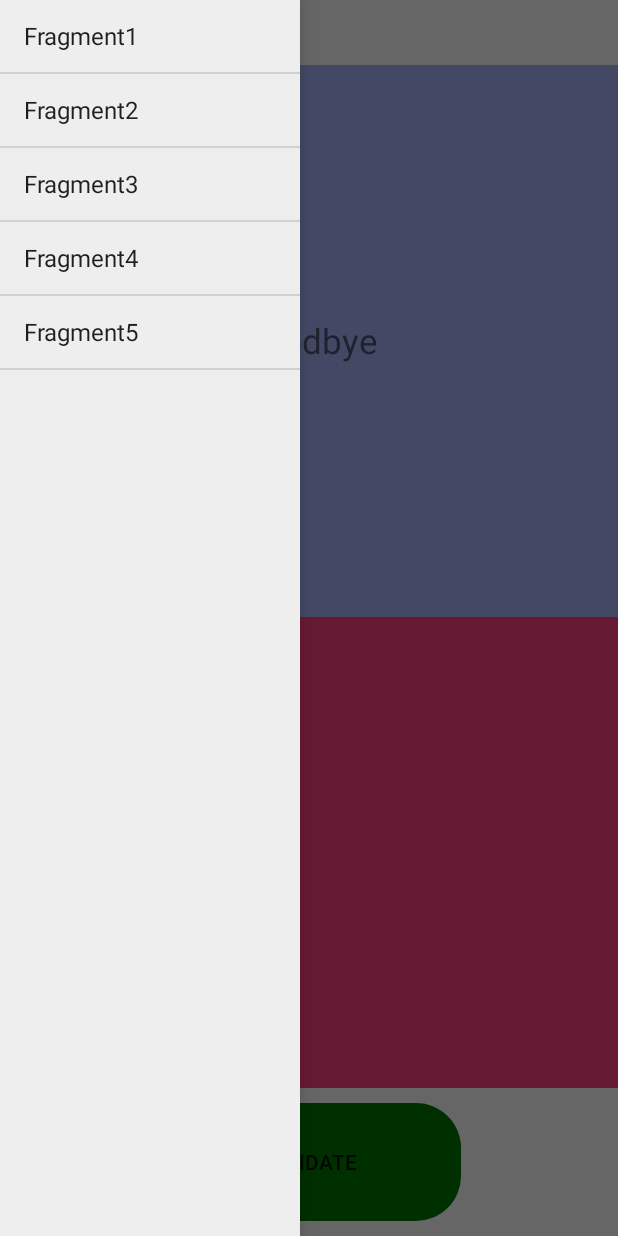
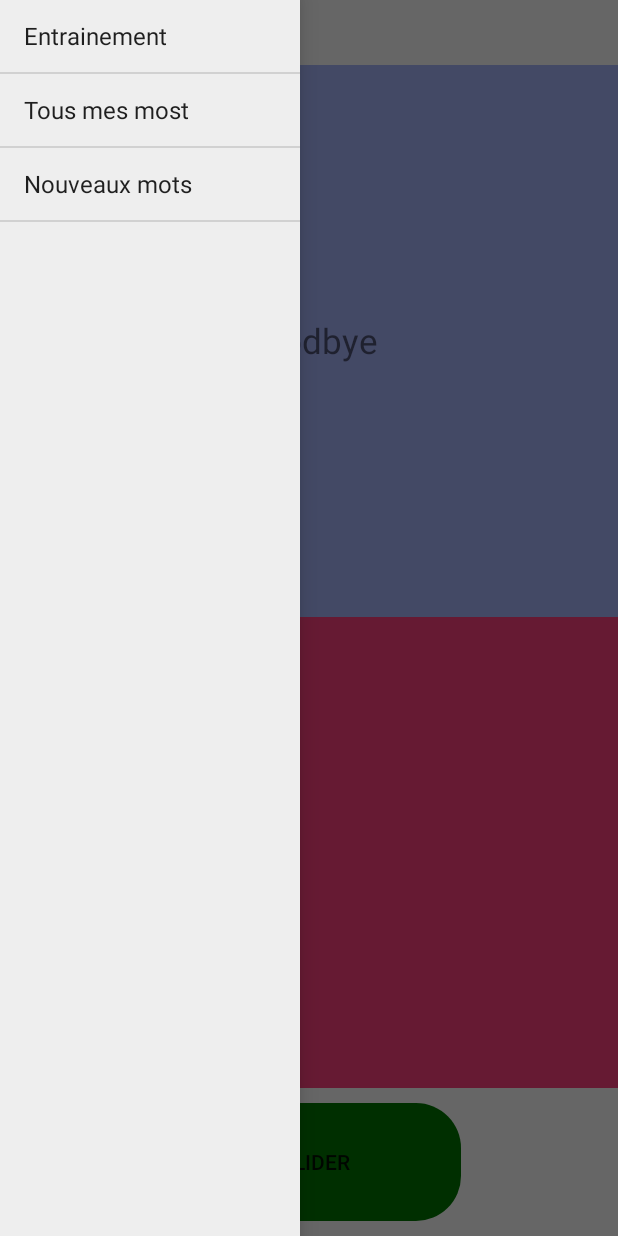
Before and after one commit to ColletAxel/TP_Android_Varo_Collet, an Android app: the screen it shows after launch (MainActivity), with the side drawer open, on a phone screen of 412 x 824 dp. Run offline under Robolectric (Android 15) with nearby library versions, the phone set to English and light mode, and no system bars.

Commit message:
ajout des remarques de collet

```diff
--- a/app/src/main/java/com/axelcollet/tp_android_varo_collet/Fragment_vocabulary_addcards.java
+++ b/app/src/main/java/com/axelcollet/tp_android_varo_collet/Fragment_vocabulary_addcards.java
@@ -70,6 +70,8 @@ public class Fragment_vocabulary_addcards extends Fragment implements View.OnCli
             case R.id.button_addCards:
                 Log.d("click: ", "IN CLICKEC Button_addCards");
                 mCallback.sendNewCard(text_traductionFR.getText().toString(),text_traductionEN.getText().toString());
+                text_traductionEN.setText("");
+                text_traductionFR.setText("");
                 break;
             case R.id.EditText_word_FR:
                 Log.d("click: ", "IN CLICKEC EditText_word_FR");
--- a/app/src/main/java/com/axelcollet/tp_android_varo_collet/MainActivity.java
+++ b/app/src/main/java/com/axelcollet/tp_android_varo_collet/MainActivity.java
@@ -54,8 +54,7 @@ public class MainActivity extends FragmentActivity implements Fragment_vocabular
     /*Initialisation du drawer. use for navigate within different fragment of activity*/
     private void init_drawer(){
         mDrawerList = (ListView) findViewById(R.id.my_drawer);
-        String[] osArray = { "Fragment1", "Fragment2", "Fragment3", "Fragment4", "Fragment5" };
-        ArrayAdapter<String> mAdapter = new ArrayAdapter<String>(this, android.R.layout.simple_list_item_1, osArray);
+        ArrayAdapter<String> mAdapter = new ArrayAdapter<String>(this, android.R.layout.simple_list_item_1, new String[]{getString(R.string.Name_Menu1), getString(R.string.Name_Menu2), getString(R.string.Name_Menu3)});
         mDrawerList.setAdapter(mAdapter);
         mDrawerList.setOnItemClickListener(new AdapterView.OnItemClickListener() {
             @Override
--- a/app/src/main/res/layout/fragment_vocabulary_addcards.xml
+++ b/app/src/main/res/layout/fragment_vocabulary_addcards.xml
@@ -35,7 +35,7 @@
         android:id="@+id/button_addCards"
         android:layout_width="wrap_content"
         android:layout_height="wrap_content"
-        android:text="Button"
+        android:text="@string/button_addcards_ajouter"
         android:layout_gravity="center"
          />
 </LinearLayout>
--- a/app/src/main/res/layout/fragment_vocabulary_game.xml
+++ b/app/src/main/res/layout/fragment_vocabulary_game.xml
@@ -51,7 +51,7 @@
         android:layout_gravity="center"
 
         android:background="@drawable/button_rounded"
-        android:text="@string/validate"
+        android:text="@string/button_game_validation"
         android:layout_marginBottom="10dp"
         android:layout_marginTop="10dp"/>
 
--- a/app/src/main/res/values/strings.xml
+++ b/app/src/main/res/values/strings.xml
@@ -1,7 +1,12 @@
 <resources>
     <string name="app_name">Voc\nIBiling</string>
-    <string name="validate">Validate</string>
+    <string name="button_game_validation">Valider</string>
+    <string name="button_game_continue">Continuer</string>
+    <string name="button_addcards_ajouter">Ajouter</string>
     <string name="next">Next</string>
     <string name="answer">Answer</string>
     <string name="menu">Menu</string>
+    <string name="Name_Menu1">Entrainement</string>
+    <string name="Name_Menu2">Tous mes most</string>
+    <string name="Name_Menu3">Nouveaux mots</string>
 </resources>
```
Also changed, not shown: app/src/main/java/com/axelcollet/tp_android_varo_collet/Fragment_vocabulary_game.java (deleted, +0 -86 lines), app/src/main/java/com/axelcollet/tp_android_varo_collet/Fragment_vocabulary_game2.java (+8 -6 lines).
